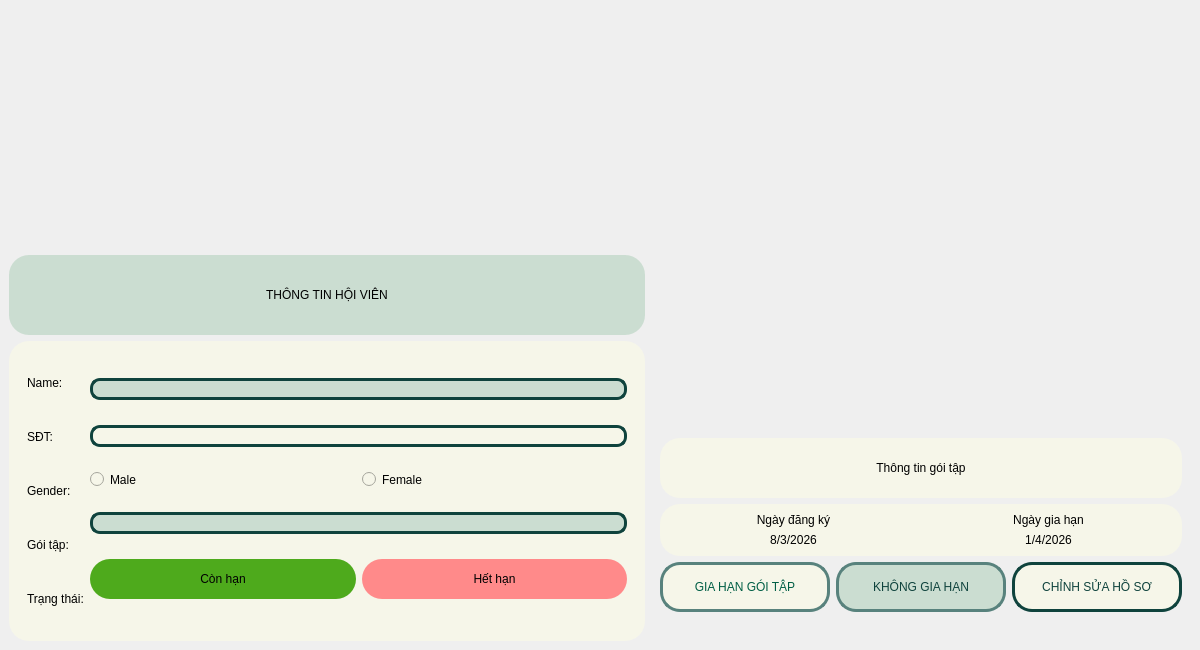
First picture: the form in ui/member/MemberMainWindow.ui, repository nguyenbphan12001-rimzy/Do-an-cuoi-ki-Nhom8_KTLT, before the edit.
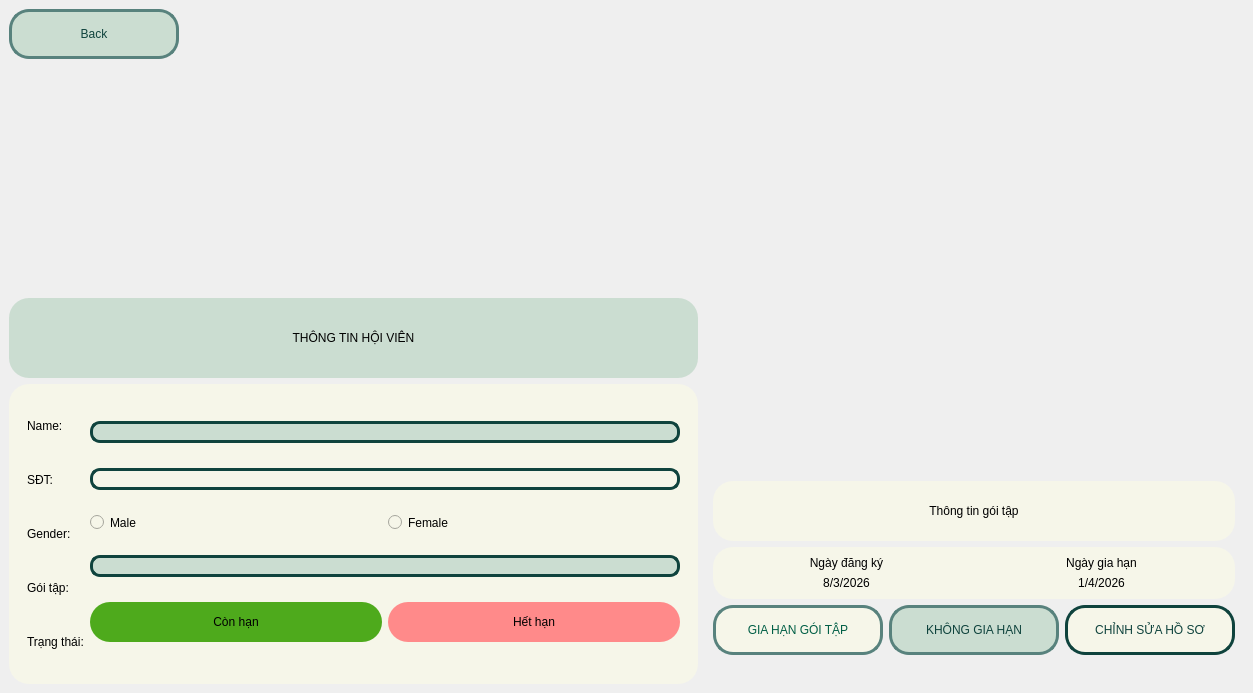
Second picture: the form after the edit. Icons and pictures are not drawn.

Diff of the .ui file:
```diff
--- a/ui/member/MemberMainWindow.ui
+++ b/ui/member/MemberMainWindow.ui
@@ -6,8 +6,8 @@
    <rect>
     <x>0</x>
     <y>0</y>
-    <width>1200</width>
-    <height>650</height>
+    <width>1253</width>
+    <height>693</height>
    </rect>
   </property>
   <property name="windowTitle">
@@ -24,6 +24,38 @@
      <layout class="QHBoxLayout" name="horizontalLayout_3">
       <item>
        <layout class="QVBoxLayout" name="verticalLayout_7">
+        <item>
+         <widget class="QPushButton" name="pushButtonKhonggiahan_2">
+          <property name="minimumSize">
+           <size>
+            <width>170</width>
+            <height>50</height>
+           </size>
+          </property>
+          <property name="maximumSize">
+           <size>
+            <width>100</width>
+            <height>100</height>
+           </size>
+          </property>
+          <property name="styleSheet">
+           <string notr="true">color:#0f433d;
+background-color: #cbddd1;
+font: 18pt &quot;MS Shell Dlg 2&quot;;
+border-radius: 20px;
+border: 3px solid  #58827d;</string>
+          </property>
+          <property name="text">
+           <string>Back</string>
+          </property>
+          <property name="iconSize">
+           <size>
+            <width>30</width>
+            <height>50</height>
+           </size>
+          </property>
+         </widget>
+        </item>
         <item>
          <spacer name="verticalSpacer_2">
           <property name="orientation">
```
Left out of the diff: 2 changed lines with no effect on the pictures.
